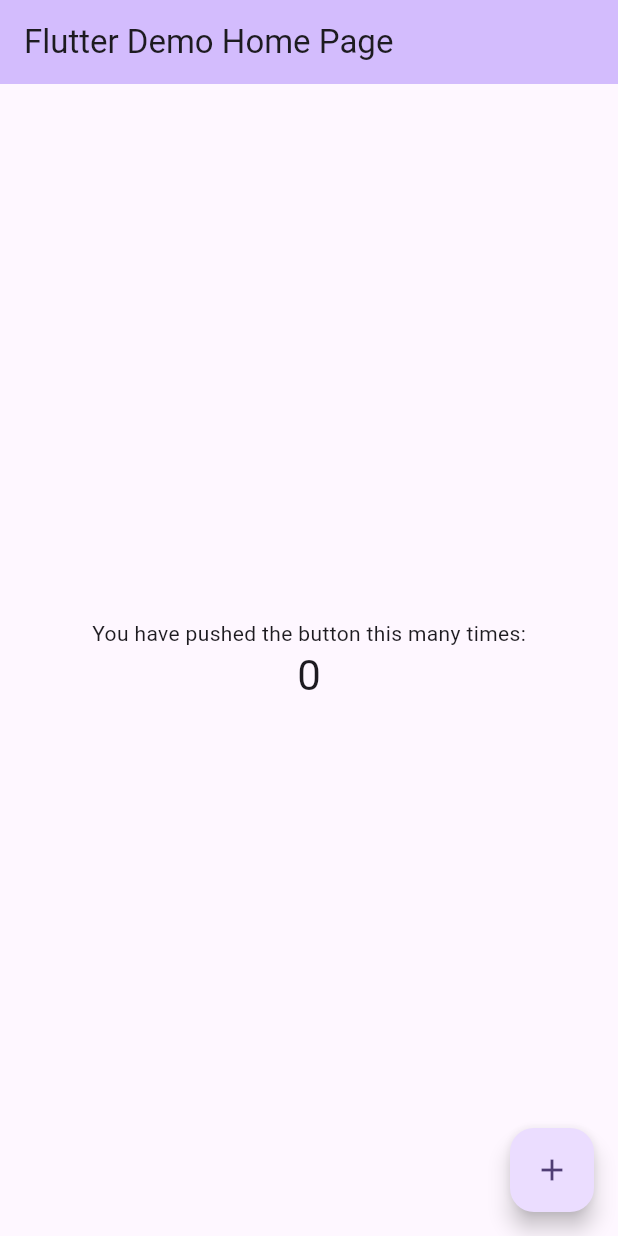
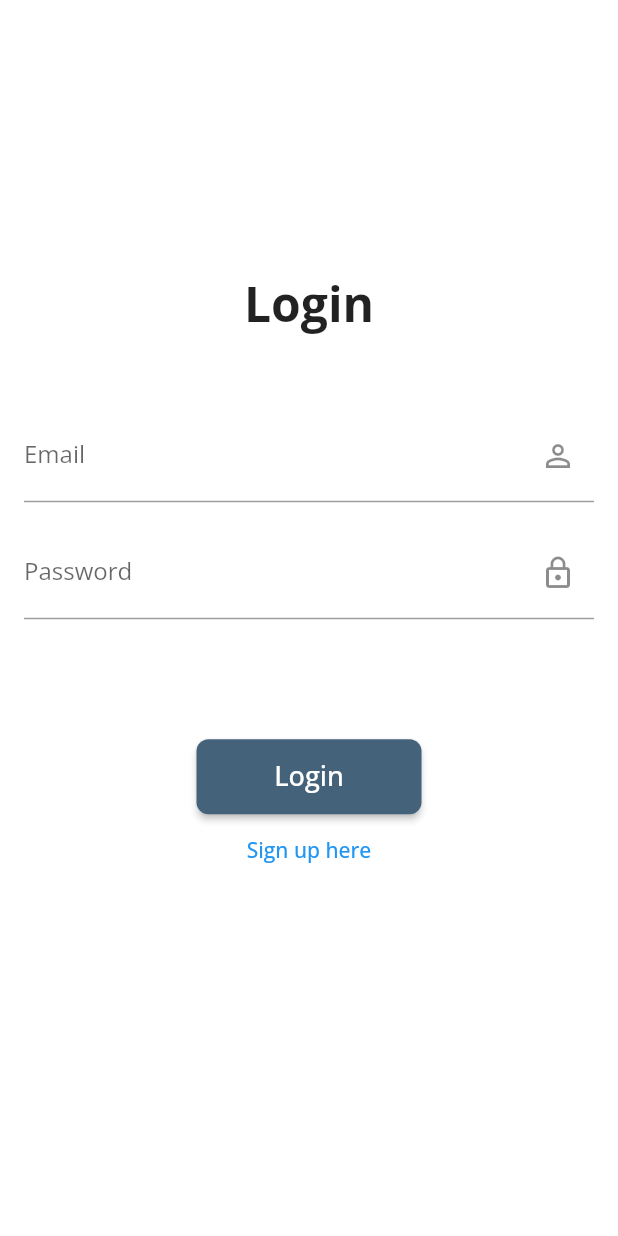
Before and after one commit to CBramming/UndineInventorySystem, a Flutter app: the screen it shows after launch, on a phone screen of 412 x 824 dp. Run offline on Flutter 3.47's test engine with Material 2 defaults, Android fonts, the phone set to English and light mode, and no system bars; our stand-ins replace firebase_auth, firebase_core; accounts and stored records are empty.

Commit message:
Login funktionalitet + Login Screen
Man kan nu logge ind med en user ved brug af email og password.

Du skal for nu lave useren på Firebase Console.

Mangler stadig fejlhåndtering og sådan noget.

```diff
--- a/undineinventorysystem/lib/main.dart
+++ b/undineinventorysystem/lib/main.dart
@@ -1,125 +1,23 @@
 import 'package:flutter/material.dart';
+import 'package:firebase_core/firebase_core.dart';
+import 'package:undineinventorysystem/firebase_options.dart';
+import 'screens/login_screen.dart';
 
-void main() {
-  runApp(const MyApp());
+void main() async {
+  WidgetsFlutterBinding.ensureInitialized();
+  await Firebase.initializeApp(
+    options: DefaultFirebaseOptions.currentPlatform,
+  );
+  runApp(MyApp());
 }
 
 class MyApp extends StatelessWidget {
-  const MyApp({super.key});
-
-  // This widget is the root of your application.
   @override
   Widget build(BuildContext context) {
     return MaterialApp(
-      title: 'Flutter Demo',
-      theme: ThemeData(
-        // This is the theme of your application.
-        //
-        // TRY THIS: Try running your application with "flutter run". You'll see
-        // the application has a blue toolbar. Then, without quitting the app,
-        // try changing the seedColor in the colorScheme below to Colors.green
-        // and then invoke "hot reload" (save your changes or press the "hot
-        // reload" button in a Flutter-supported IDE, or press "r" if you used
-        // the command line to start the app).
-        //
-        // Notice that the counter didn't reset back to zero; the application
-        // state is not lost during the reload. To reset the state, use hot
-        // restart instead.
-        //
-        // This works for code too, not just values: Most code changes can be
-        // tested with just a hot reload.
-        colorScheme: ColorScheme.fromSeed(seedColor: Colors.deepPurple),
-        useMaterial3: true,
-      ),
-      home: const MyHomePage(title: 'Flutter Demo Home Page'),
+      title: 'Undine Inventory',
+      theme: ThemeData(fontFamily: 'OpenSans'),
+      home: LoginScreen(), // Set LoginScreen as the home screen
     );
   }
 }
-
-class MyHomePage extends StatefulWidget {
-  const MyHomePage({super.key, required this.title});
-
-  // This widget is the home page of your application. It is stateful, meaning
-  // that it has a State object (defined below) that contains fields that affect
-  // how it looks.
-
-  // This class is the configuration for the state. It holds the values (in this
-  // case the title) provided by the parent (in this case the App widget) and
-  // used by the build method of the State. Fields in a Widget subclass are
-  // always marked "final".
-
-  final String title;
-
-  @override
-  State<MyHomePage> createState() => _MyHomePageState();
-}
-
-class _MyHomePageState extends State<MyHomePage> {
-  int _counter = 0;
-
-  void _incrementCounter() {
-    setState(() {
-      // This call to setState tells the Flutter framework that something has
-      // changed in this State, which causes it to rerun the build method below
-      // so that the display can reflect the updated values. If we changed
-      // _counter without calling setState(), then the build method would not be
-      // called again, and so nothing would appear to happen.
-      _counter++;
-    });
-  }
-
-  @override
-  Widget build(BuildContext context) {
-    // This method is rerun every time setState is called, for instance as done
-    // by the _incrementCounter method above.
-    //
-    // The Flutter framework has been optimized to make rerunning build methods
-    // fast, so that you can just rebuild anything that needs updating rather
-    // than having to individually change instances of widgets.
-    return Scaffold(
-      appBar: AppBar(
-        // TRY THIS: Try changing the color here to a specific color (to
-        // Colors.amber, perhaps?) and trigger a hot reload to see the AppBar
-        // change color while the other colors stay the same.
-        backgroundColor: Theme.of(context).colorScheme.inversePrimary,
-        // Here we take the value from the MyHomePage object that was created by
-        // the App.build method, and use it to set our appbar title.
-        title: Text(widget.title),
-      ),
-      body: Center(
-        // Center is a layout widget. It takes a single child and positions it
-        // in the middle of the parent.
-        child: Column(
-          // Column is also a layout widget. It takes a list of children and
-          // arranges them vertically. By default, it sizes itself to fit its
-          // children horizontally, and tries to be as tall as its parent.
-          //
-          // Column has various properties to control how it sizes itself and
-          // how it positions its children. Here we use mainAxisAlignment to
-          // center the children vertically; the main axis here is the vertical
-          // axis because Columns are vertical (the cross axis would be
-          // horizontal).
-          //
-          // TRY THIS: Invoke "debug painting" (choose the "Toggle Debug Paint"
-          // action in the IDE, or press "p" in the console), to see the
-          // wireframe for each widget.
-          mainAxisAlignment: MainAxisAlignment.center,
-          children: <Widget>[
-            const Text(
-              'You have pushed the button this many times:',
-            ),
-            Text(
-              '$_counter',
-              style: Theme.of(context).textTheme.headlineMedium,
-            ),
-          ],
-        ),
-      ),
-      floatingActionButton: FloatingActionButton(
-        onPressed: _incrementCounter,
-        tooltip: 'Increment',
-        child: const Icon(Icons.add),
-      ), // This trailing comma makes auto-formatting nicer for build methods.
-    );
-  }
-}
--- /dev/null
+++ b/undineinventorysystem/lib/screens/login_screen.dart
@@ -0,0 +1,75 @@
+import 'package:firebase_auth/firebase_auth.dart';
+import 'package:flutter/material.dart';
+import 'package:undineinventorysystem/screens/qr_scanner_screen.dart';
+import '../widgets/login_widgets/login_screen_widgets.dart';
+import '../services/auth_service.dart';
+
+class LoginScreen extends StatelessWidget {
+  final usernameController = TextEditingController();
+  final passwordController = TextEditingController();
+
+  LoginScreen({super.key});
+
+  @override
+  Widget build(BuildContext context) {
+    return Scaffold(
+      backgroundColor: Colors.white,
+      body: SingleChildScrollView(
+        child: Padding(
+          padding: const EdgeInsets.all(16.0),
+          child: Column(
+            mainAxisAlignment: MainAxisAlignment.center,
+            crossAxisAlignment: CrossAxisAlignment.center,
+            children: <Widget>[
+              SizedBox(height: MediaQuery.of(context).size.height * 0.2),
+              const LoginTitle(),
+              const SizedBox(height: 48.0),
+              UsernameInputField(controller: usernameController),
+              const SizedBox(height: 16.0),
+              PasswordInputField(controller: passwordController),
+              const SizedBox(height: 80.0),
+              LoginButton(
+                onLogin: () => signIn(context),
+              ),
+              SignUpPrompt(
+                onSignUpPrompt: () {
+                  // TODO: Navigate to sign-up screen logic
+                },
+              ),
+            ],
+          ),
+        ),
+      ),
+    );
+  }
+
+  void signIn(BuildContext context) async {
+    String email = usernameController.text.trim();
+    String password = passwordController.text.trim();
+
+    print('Attempting to sign in with Email: $email'); // Debugging
+
+    if (email.isEmpty || password.isEmpty) {
+      print('Email or password is empty'); // Debugging
+      // TODO: Handle empty fields, show an error message, etc.
+      return;
+    }
+
+    try {
+      User? user =
+          await AuthService().signInWithEmailAndPassword(email, password);
+      print('Firebase Auth Response User: $user'); // Debugging
+
+      if (user != null) {
+        Navigator.of(context).pushReplacement(
+            MaterialPageRoute(builder: (context) => const QRScannerScreen()));
+      } else {
+        print('User is null after sign in attempt'); // Debugging
+        // TODO: Handle null user (not signed in), show an error message
+      }
+    } catch (e) {
+      print('Sign in error: $e'); // Debugging
+      // TODO: Handle the error, show error message
+    }
+  }
+}
--- /dev/null
+++ b/undineinventorysystem/lib/services/auth_service.dart
@@ -0,0 +1,38 @@
+import 'package:firebase_auth/firebase_auth.dart';
+
+class AuthService {
+  final FirebaseAuth _auth = FirebaseAuth.instance;
+
+  // Sign in with email and password using Firebase
+  Future<User?> signInWithEmailAndPassword(
+      String email, String password) async {
+    try {
+      UserCredential result = await _auth.signInWithEmailAndPassword(
+          email: email, password: password);
+      return result.user;
+    } catch (error) {
+      print(error.toString());
+      return null;
+    }
+  }
+
+  // TODO: Implement register
+  // Register with email and password using Firebase
+  Future<User?> createUserWithEmailAndPassword(
+      String email, String password) async {
+    try {
+      UserCredential result = await _auth.createUserWithEmailAndPassword(
+          email: email, password: password);
+      return result.user;
+    } catch (error) {
+      print(error.toString());
+      return null;
+    }
+  }
+
+  // TODO: Implement signOut
+  // Sign out
+  Future<void> signOut() async {
+    await _auth.signOut();
+  }
+}
--- /dev/null
+++ b/undineinventorysystem/lib/widgets/login_widgets/login_screen_widgets.dart
@@ -0,0 +1,91 @@
+import 'package:flutter/material.dart';
+
+class LoginTitle extends StatelessWidget {
+  const LoginTitle({super.key});
+
+  @override
+  Widget build(BuildContext context) {
+    return const Text(
+      'Login',
+      textAlign: TextAlign.center,
+      style: TextStyle(fontSize: 32.0, fontWeight: FontWeight.bold),
+    );
+  }
+}
+
+class UsernameInputField extends StatelessWidget {
+  final TextEditingController controller;
+
+  const UsernameInputField({super.key, required this.controller});
+
+  @override
+  Widget build(BuildContext context) {
+    return TextFormField(
+      controller: controller,
+      decoration: const InputDecoration(
+        labelText: 'Email',
+        suffixIcon: Icon(Icons.person_outline),
+      ),
+    );
+  }
+}
+
+class PasswordInputField extends StatelessWidget {
+  final TextEditingController controller;
+
+  const PasswordInputField({super.key, required this.controller});
+
+  @override
+  Widget build(BuildContext context) {
+    return TextFormField(
+      controller: controller,
+      decoration: const InputDecoration(
+        labelText: 'Password',
+        suffixIcon: Icon(Icons.lock_outline),
+      ),
+      obscureText: true,
+    );
+  }
+}
+
+class LoginButton extends StatelessWidget {
+  final VoidCallback onLogin;
+
+  const LoginButton({super.key, required this.onLogin});
+
+  @override
+  Widget build(BuildContext context) {
+    return SizedBox(
+      width: 150,
+      height: 50,
+      child: ElevatedButton(
+        onPressed: onLogin,
+        style: ElevatedButton.styleFrom(
+          backgroundColor: const Color.fromARGB(255, 68, 98, 122),
+          padding: const EdgeInsets.symmetric(vertical: 5.0),
+          shape: RoundedRectangleBorder(
+            borderRadius: BorderRadius.circular(8.0),
+          ),
+        ),
+        child: const Text(
+          'Login',
+          style: TextStyle(fontSize: 18),
+        ),
+      ),
+    );
+  }
+}
+
+class SignUpPrompt extends StatelessWidget {
+  final VoidCallback onSignUpPrompt;
+
+  const SignUpPrompt({super.key, required this.onSignUpPrompt});
+
+  @override
+  Widget build(BuildContext context) {
+    return TextButton(
+      onPressed: onSignUpPrompt,
+      child: const Text('Sign up here'),
+    );
+  }
+}
```
Also changed, not shown: undineinventorysystem/lib/screens/qr_scanner_screen.dart (added, +25 -0 lines), undineinventorysystem/pubspec.yaml (+9 -26 lines), undineinventorysystem/assets/fonts/OpenSans-Bold.ttf (added), undineinventorysystem/assets/fonts/OpenSans-Medium.ttf (added), undineinventorysystem/assets/fonts/OpenSans-Regular.ttf (added), undineinventorysystem/pubspec.lock, 7 other files.
